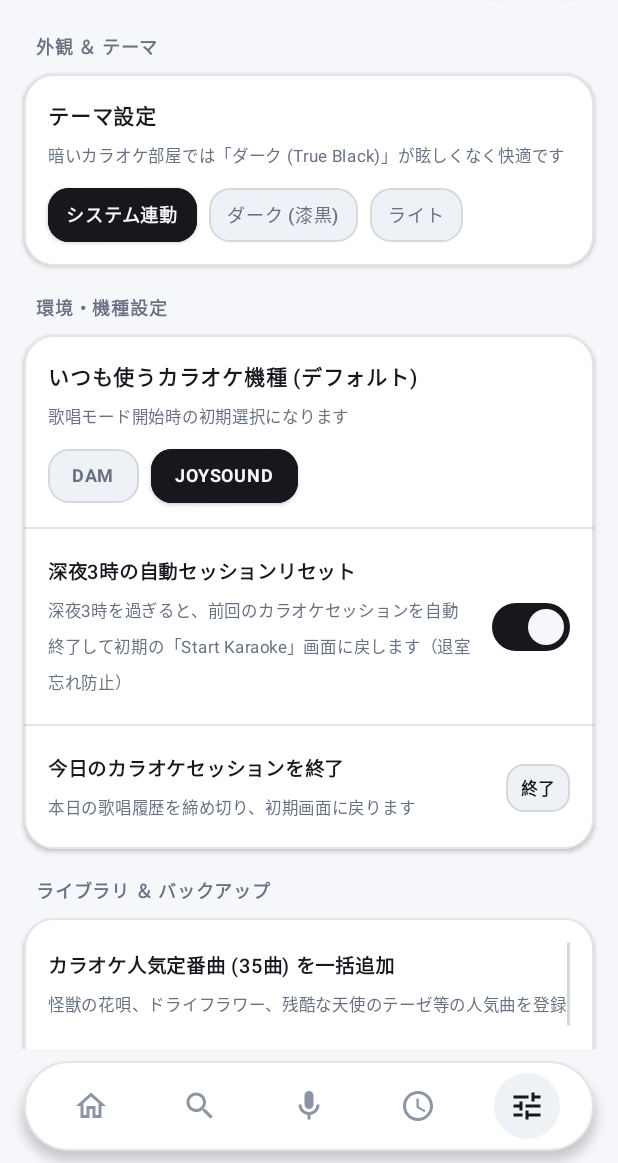
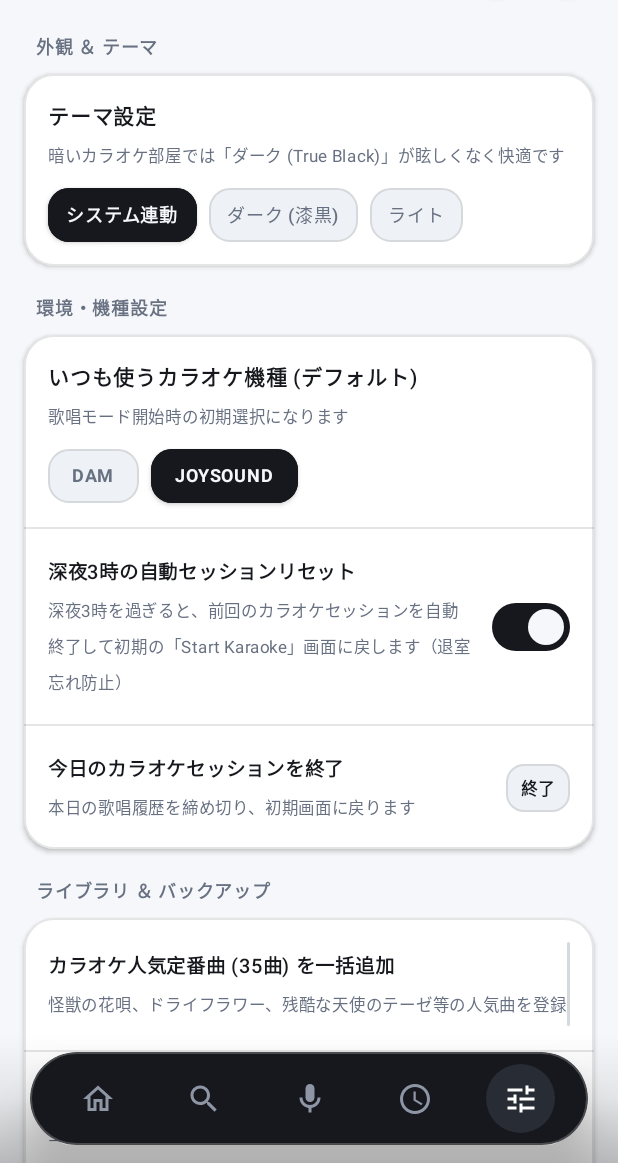
Before and after one commit to ryota-1017/KaraLog, an Android app built with Jetpack Compose: the screen it shows after launch (MainActivity), after a tap on "Settings", on a phone screen of 412 x 824 dp, the part 73-1236 px from its top. Run offline under Robolectric (Android 15) with nearby library versions, the phone set to English and light mode, and no system bars; our stand-ins replace Room's generated code; 3 other taps on this screen came first.

Commit message:
feat: KaraLog v1.9.1 - True floating overlay island dock with deep 3D contrast

```diff
--- a/app/build.gradle.kts
+++ b/app/build.gradle.kts
@@ -13,8 +13,8 @@ android {
         applicationId = "com.karalog.app"
         minSdk = 24
         targetSdk = 35
-        versionCode = 11
-        versionName = "1.9.0"
+        versionCode = 12
+        versionName = "1.9.1"
 
         testInstrumentationRunner = "androidx.test.runner.AndroidJUnitRunner"
         vectorDrawables {
--- a/app/src/main/java/com/karalog/app/MainActivity.kt
+++ b/app/src/main/java/com/karalog/app/MainActivity.kt
@@ -11,6 +11,7 @@ import androidx.compose.foundation.isSystemInDarkTheme
 import androidx.compose.foundation.layout.*
 import androidx.compose.material3.*
 import androidx.compose.runtime.*
+import androidx.compose.ui.Alignment
 import androidx.compose.ui.Modifier
 import androidx.lifecycle.viewmodel.compose.viewModel
 import com.karalog.app.data.local.entity.SongEntity
@@ -111,19 +112,13 @@ class MainActivity : ComponentActivity() {
                                 } else null
                             )
                         },
-                        bottomBar = {
-                            BottomNavBar(
-                                currentTab = currentTab,
-                                onTabSelected = { currentTab = it }
-                            )
-                        },
                         contentWindowInsets = WindowInsets(0, 0, 0, 0),
                         containerColor = BgPrimary
                     ) { innerPadding ->
                         Box(
                             modifier = Modifier
                                 .fillMaxSize()
-                                .padding(innerPadding)
+                                .padding(top = innerPadding.calculateTopPadding())
                                 .background(BgPrimary)
                         ) {
                             when (currentTab) {
@@ -293,6 +288,13 @@ class MainActivity : ComponentActivity() {
                                 )
                             }
 
+                            // 真のフローティング・アイランドナビゲーション（背後にコンテンツが回り込み、宙に浮かぶ）
+                            BottomNavBar(
+                                currentTab = currentTab,
+                                onTabSelected = { currentTab = it },
+                                modifier = Modifier.align(Alignment.BottomCenter)
+                            )
+
                             // カラオケFinish（終了確認）ダイアログ
                             if (showFinishDialog) {
                                 SessionSummaryDialog(
--- a/app/src/main/java/com/karalog/app/ui/components/BottomNavBar.kt
+++ b/app/src/main/java/com/karalog/app/ui/components/BottomNavBar.kt
@@ -19,6 +19,9 @@ import androidx.compose.runtime.remember
 import androidx.compose.ui.Alignment
 import androidx.compose.ui.Modifier
 import androidx.compose.ui.draw.clip
+import androidx.compose.ui.draw.shadow
+import androidx.compose.ui.graphics.Brush
+import androidx.compose.ui.graphics.Color
 import androidx.compose.ui.unit.dp
 import com.karalog.app.ui.theme.*
 
@@ -40,40 +43,65 @@ fun BottomNavBar(
         Triple(BottomTab.SETTINGS, Icons.Filled.Tune, Icons.Outlined.Tune)
     )
 
+    // True Floating Island Dock with subtle backdrop gradient (not opaque white!)
     Box(
         modifier = modifier
             .fillMaxWidth()
-            .background(BgPrimary)
+            .background(
+                Brush.verticalGradient(
+                    listOf(
+                        Color.Transparent,
+                        Color.Black.copy(alpha = 0.08f),
+                        Color.Black.copy(alpha = 0.25f)
+                    )
+                )
+            )
             .navigationBarsPadding()
-            .padding(horizontal = 16.dp, vertical = 8.dp),
+            .padding(horizontal = 20.dp, vertical = 12.dp),
         contentAlignment = Alignment.Center
     ) {
-        // Floating 3D Rounded Island Dock
+        // High-contrast 3D Floating Capsule Dock
         Surface(
             shape = RoundedCornerShape(32.dp),
-            color = CardBg,
-            shadowElevation = 4.dp,
+            color = Color(0xFF16181D), // Elegant deep dark pill in both light & dark mode so it truly FLOATS with high contrast
+            shadowElevation = 14.dp,
             modifier = Modifier
                 .fillMaxWidth()
-                .height(60.dp)
-                .border(1.2.dp, CardBorder, RoundedCornerShape(32.dp))
+                .height(62.dp)
+                .shadow(
+                    elevation = 14.dp,
+                    shape = RoundedCornerShape(32.dp),
+                    ambientColor = Color(0x66000000),
+                    spotColor = Color(0x8C000000)
+                )
+                .border(
+                    width = 1.2.dp,
+                    color = Color(0x38FFFFFF), // Sleek rim highlight
+                    shape = RoundedCornerShape(32.dp)
+                )
         ) {
             Row(
                 modifier = Modifier
                     .fillMaxSize()
-                    .padding(horizontal = 8.dp),
+                    .padding(horizontal = 10.dp),
                 horizontalArrangement = Arrangement.SpaceAround,
                 verticalAlignment = Alignment.CenterVertically
             ) {
                 tabs.forEach { (tab, filledIcon, outlinedIcon) ->
                     val isSelected = currentTab == tab
                     val icon = if (isSelected) filledIcon else outlinedIcon
-                    val tint by animateColorAsState(if (isSelected) TextMain else IconInactive, label = "tabTint")
-                    val pillBg by animateColorAsState(if (isSelected) BgSecondary else CardBg, label = "tabBg")
+                    val tint by animateColorAsState(
+                        if (isSelected) Color.White else Color(0xFF8E95A5),
+                        label = "tabTint"
+                    )
+                    val pillBg by animateColorAsState(
+                        if (isSelected) Color(0xFF282C35) else Color.Transparent,
+                        label = "tabBg"
+                    )
 
                     Box(
                         modifier = Modifier
-                            .size(44.dp)
+                            .size(46.dp)
                             .clip(CircleShape)
                             .background(pillBg)
                             .clickable(
--- a/app/src/main/java/com/karalog/app/ui/components/NowSingingView.kt
+++ b/app/src/main/java/com/karalog/app/ui/components/NowSingingView.kt
@@ -378,7 +378,7 @@ fun NowSingingView(
         Column(
             modifier = Modifier
                 .fillMaxWidth()
-                .padding(bottom = 60.dp),
+                .padding(bottom = 90.dp),
             verticalArrangement = Arrangement.spacedBy(10.dp)
         ) {
             Surface(
--- a/app/src/main/java/com/karalog/app/ui/screens/settings/SettingsScreen.kt
+++ b/app/src/main/java/com/karalog/app/ui/screens/settings/SettingsScreen.kt
@@ -51,7 +51,7 @@ fun SettingsScreen(
             .fillMaxSize()
             .background(BgPrimary)
             .verticalScroll(rememberScrollState())
-            .padding(horizontal = 16.dp, vertical = 12.dp),
+            .padding(start = 16.dp, end = 16.dp, top = 12.dp, bottom = 90.dp),
         verticalArrangement = Arrangement.spacedBy(16.dp)
     ) {
         // Section 1: Appearance & Theme (Rounded 3D Card Group)
```
Also changed, not shown: 1 other file.
